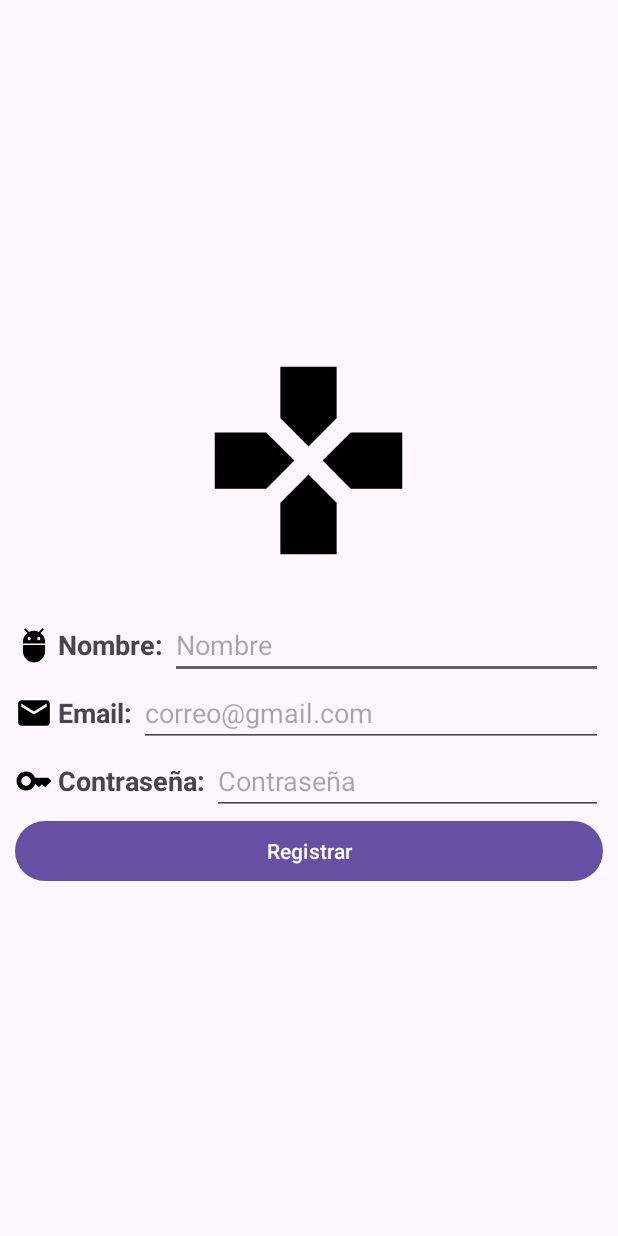
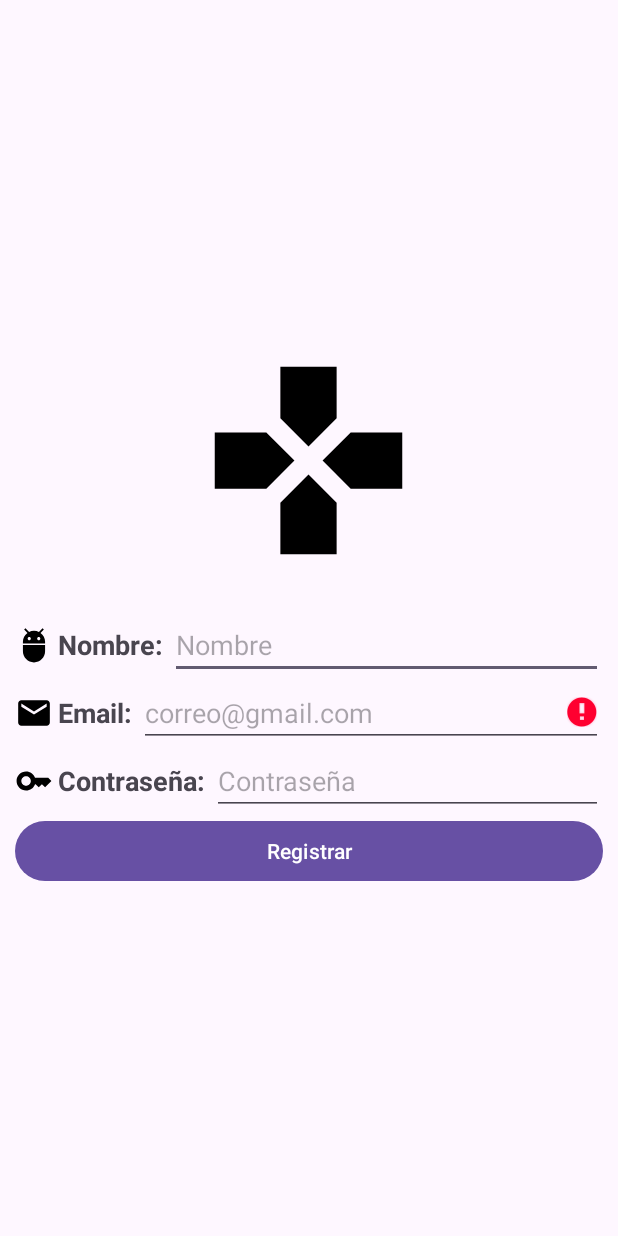
Before and after one commit to AdairPonceuwu/Mobile-Applications-Project, an Android app: the screen it shows after launch (LoginActivity), after a tap on "Registrar", on a phone screen of 412 x 824 dp. Run offline under Robolectric (Android 15) with nearby library versions, the phone set to English and light mode, and no system bars; our stand-ins replace Firebase (no records; nobody signed in at launch, a user with empty details on screens opened directly).

Commit message:
Modificando login y conexion a Firebase

```diff
--- a/app/build.gradle.kts
+++ b/app/build.gradle.kts
@@ -43,4 +43,8 @@ dependencies {
     implementation(platform("com.google.firebase:firebase-bom:32.8.0"))
     //noinspection UseTomlInstead
     implementation("com.google.firebase:firebase-analytics")
+    //noinspection UseTomlInstead
+    implementation("com.google.firebase:firebase-auth")
+    //noinspection UseTomlInstead
+    implementation("com.google.firebase:firebase-database")
 }
--- a/app/src/main/AndroidManifest.xml
+++ b/app/src/main/AndroidManifest.xml
@@ -1,6 +1,8 @@
 <?xml version="1.0" encoding="utf-8"?>
 <manifest xmlns:android="http://schemas.android.com/apk/res/android"
     xmlns:tools="http://schemas.android.com/tools">
+
+    <uses-permission android:name="android.permission.INTERNET"/>
 
     <application
         android:allowBackup="true"
--- a/app/src/main/java/com/example/mobile_applications_project/LoginActivity.java
+++ b/app/src/main/java/com/example/mobile_applications_project/LoginActivity.java
@@ -1,16 +1,32 @@
 package com.example.mobile_applications_project;
 
+import android.app.ProgressDialog;
+import android.content.Intent;
 import android.os.Bundle;
+import android.util.Patterns;
 import android.view.View;
 import android.widget.Button;
 import android.widget.EditText;
 import android.widget.Toast;
 
 import androidx.activity.EdgeToEdge;
+import androidx.annotation.NonNull;
 import androidx.appcompat.app.AppCompatActivity;
 import androidx.core.graphics.Insets;
 import androidx.core.view.ViewCompat;
 import androidx.core.view.WindowInsetsCompat;
+
+import com.google.android.gms.tasks.OnCompleteListener;
+import com.google.android.gms.tasks.Task;
+import com.google.firebase.auth.AuthResult;
+import com.google.firebase.auth.FirebaseAuth;
+import com.google.firebase.auth.FirebaseUser;
+import com.google.firebase.database.DatabaseReference;
+import com.google.firebase.database.FirebaseDatabase;
+
+import java.text.SimpleDateFormat;
+import java.util.Date;
+import java.util.HashMap;
 
 public class LoginActivity extends AppCompatActivity {
 
@@ -19,6 +35,12 @@ public class LoginActivity extends AppCompatActivity {
     EditText mTextPassword;
 
     Button mButtonRegister;
+
+    //Firebase
+    FirebaseAuth mAuth;
+    FirebaseDatabase mDatabase;
+
+    ProgressDialog mProgress;
 
     @Override
     protected void onCreate(Bundle savedInstanceState) {
@@ -37,11 +59,74 @@ public class LoginActivity extends AppCompatActivity {
 
         mButtonRegister = findViewById(R.id.btnRegister);
 
+        mAuth = FirebaseAuth.getInstance();
+        mDatabase = FirebaseDatabase.getInstance();
+
+
+        Date mDate = new Date();
+        SimpleDateFormat mFecha = new SimpleDateFormat("d ' de 'mmmm' del ' yyyy");
+        final String StringFecha = mFecha.format(mDate);
+
+
         mButtonRegister.setOnClickListener(new View.OnClickListener() {
             @Override
             public void onClick(View v) {
-                Toast.makeText(LoginActivity.this, "Boton Registrar", Toast.LENGTH_SHORT).show();
+                String name = mTextName.getText().toString();
+                String email = mTextEmail.getText().toString();
+                String pass = mTextPassword.getText().toString();
+                //Validar el correo electronico
+                if(!Patterns.EMAIL_ADDRESS.matcher(email).matches()){
+                    mTextEmail.setError("Correo Invalido");
+                    mTextEmail.setFocusable(true);
+                    //Validar la contraseña
+                }else if(mTextPassword.length()>6){
+                    mTextPassword.setError("Su contraseña debe de tener al menos 6 caracteres");
+                    mTextEmail.setFocusable(true);
+                } else{
+                    RegistrarJugador(email,pass);
+                }
+
+
             }
         });
+        mProgress = new ProgressDialog(LoginActivity.this);
+        mProgress.setMessage("Registrando, porfavor espere un momento");
+        mProgress.setCancelable(false);
+    }
+
+    private void RegistrarJugador(String email, String pass) {
+        mProgress.show();
+        mAuth.createUserWithEmailAndPassword(email, pass).addOnCompleteListener(new OnCompleteListener<AuthResult>() {
+            @Override
+            public void onComplete(@NonNull Task<AuthResult> task) {
+                if(task.isSuccessful()){
+                    mProgress.dismiss();
+                    FirebaseUser mUser = mAuth.getCurrentUser();
+                    int contador = 0;
+                    assert mUser != null;
+                    String uidString = mUser.getUid();
+                    String nombre = mTextName.getText().toString();
+                    String correo = mTextEmail.getText().toString();
+                    String contrasena = mTextPassword.getText().toString();
+
+                    HashMap<Object, Object> DatosJugador = new HashMap<>();
+                    DatosJugador.put("Uid", uidString);
+                    DatosJugador.put("Nombre", nombre);
+                    DatosJugador.put("Email", correo);
+                    DatosJugador.put("Contraseña", contrasena);
+
+                    FirebaseDatabase mDatabase = FirebaseDatabase.getInstance();
+                    DatabaseReference mReference = mDatabase.getReference("Datos de mi juego");
+                    mReference.child(uidString).setValue(DatosJugador);
+                    startActivity(new Intent(LoginActivity.this, MainActivity.class));
+                    Toast.makeText(LoginActivity.this, "Success", Toast.LENGTH_SHORT).show();
+                    finish();
+                }else{
+                    mProgress.dismiss();
+                    Toast.makeText(LoginActivity.this, "Deny", Toast.LENGTH_SHORT).show();
+                }
+            }
+        });
+
     }
 }
--- a/app/src/main/res/layout/activity_login.xml
+++ b/app/src/main/res/layout/activity_login.xml
@@ -43,7 +43,10 @@
                 android:id="@+id/textName"
                 android:layout_width="match_parent"
                 android:layout_height="wrap_content"
-                android:hint="Nombre"/>
+                android:hint="Nombre"
+                android:inputType="text"
+                />
+
 
         </LinearLayout>
 
@@ -70,7 +73,9 @@
                 android:id="@+id/textEmail"
                 android:layout_width="match_parent"
                 android:layout_height="wrap_content"
-                android:hint="correo@gmail.com"/>
+                android:hint="correo@gmail.com"
+                android:inputType="textEmailAddress"
+                />
 
         </LinearLayout>
 
@@ -97,7 +102,9 @@
                 android:id="@+id/textPassword"
                 android:layout_width="match_parent"
                 android:layout_height="wrap_content"
-                android:hint="Contraseña"/>
+                android:hint="Contraseña"
+                android:inputType="textPassword"/>
+
 
         </LinearLayout>
 
```
